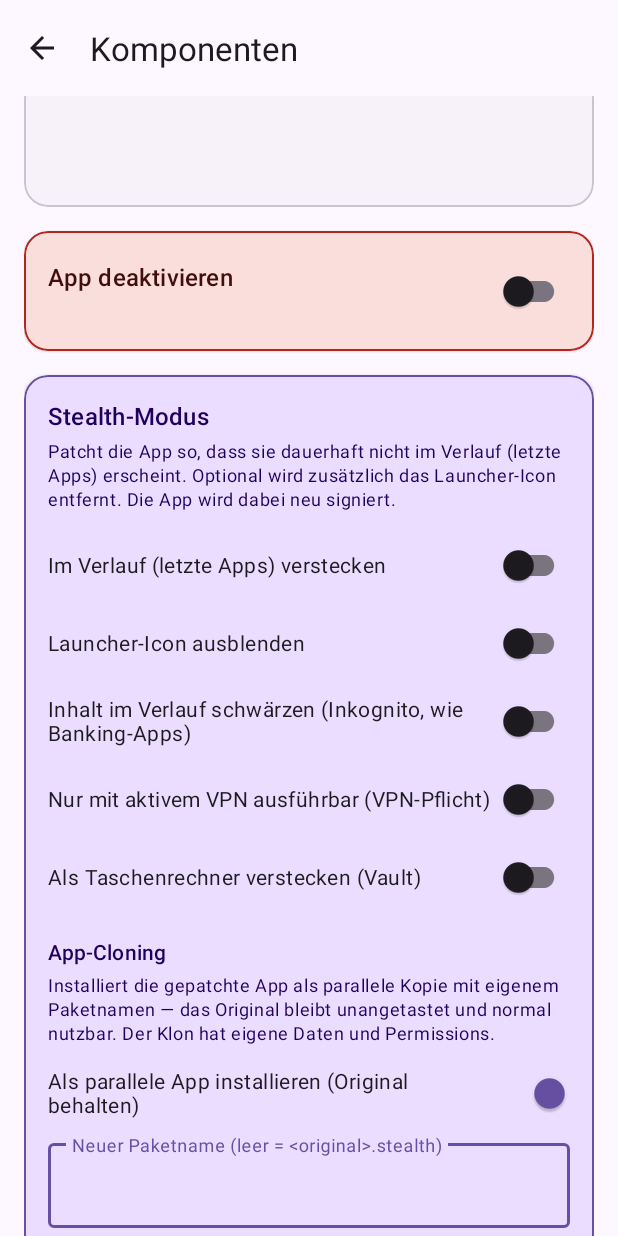
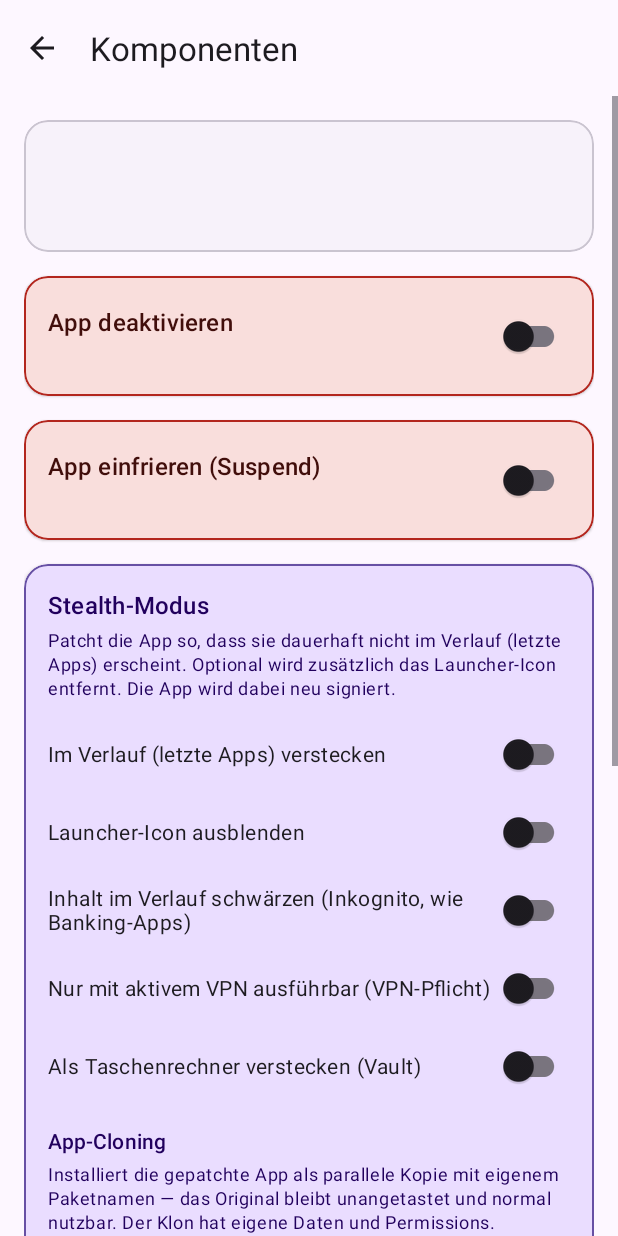
Before and after one commit to pikatchu2k3/AppOpsShizuku, an Android app: the ComponentsActivity screen opened directly, with no data from a screen before it, on a phone screen of 412 x 824 dp. Run offline under Robolectric (Android 15) with nearby library versions, the phone set to English and light mode, and no system bars; 1 statement that could not run was skipped.

Commit message:
Feature: App-Freeze (pm suspend)

```diff
--- a/app/src/main/res/layout/activity_components.xml
+++ b/app/src/main/res/layout/activity_components.xml
@@ -124,6 +124,54 @@
 
                     <com.google.android.material.switchmaterial.SwitchMaterial
                         android:id="@+id/appDisableSwitch"
+                        android:layout_width="wrap_content"
+                        android:layout_height="wrap_content"
+                        android:layout_marginStart="12dp" />
+                </LinearLayout>
+            </com.google.android.material.card.MaterialCardView>
+
+            <!-- App einfrieren (pm suspend): Prozess stoppt, Start blockiert, Daten bleiben -->
+            <com.google.android.material.card.MaterialCardView
+                android:layout_width="match_parent"
+                android:layout_height="wrap_content"
+                android:layout_marginBottom="16dp"
+                app:cardCornerRadius="16dp"
+                app:cardElevation="1dp"
+                app:strokeWidth="1dp"
+                app:strokeColor="?attr/colorError"
+                app:cardBackgroundColor="?attr/colorErrorContainer">
+
+                <LinearLayout
+                    android:layout_width="match_parent"
+                    android:layout_height="wrap_content"
+                    android:orientation="horizontal"
+                    android:padding="16dp"
+                    android:gravity="center_vertical">
+
+                    <LinearLayout
+                        android:layout_width="0dp"
+                        android:layout_height="wrap_content"
+                        android:layout_weight="1"
+                        android:orientation="vertical">
+
+                        <TextView
+                            android:layout_width="match_parent"
+                            android:layout_height="wrap_content"
+                            android:text="@string/components_freeze_app"
+                            android:textAppearance="?attr/textAppearanceTitleMedium"
+                            android:textColor="?attr/colorOnErrorContainer" />
+
+                        <TextView
+                            android:id="@+id/freezeAppSubtitle"
+                            android:layout_width="match_parent"
+                            android:layout_height="wrap_content"
+                            android:layout_marginTop="2dp"
+                            android:textAppearance="?attr/textAppearanceBodySmall"
+                            android:textColor="?attr/colorOnErrorContainer" />
+                    </LinearLayout>
+
+                    <com.google.android.material.switchmaterial.SwitchMaterial
+                        android:id="@+id/appFreezeSwitch"
                         android:layout_width="wrap_content"
                         android:layout_height="wrap_content"
                         android:layout_marginStart="12dp" />
--- a/app/src/main/res/values/strings.xml
+++ b/app/src/main/res/values/strings.xml
@@ -70,6 +70,13 @@
     <string name="error_start_activity">Activity konnte nicht gestartet werden</string>
     <string name="components_no_component_permission">Einzelne Komponenten nur bei Apps mit CHANGE_COMPONENT_ENABLED_STATE möglich (meist System-Apps) — nutze „App deaktivieren" für das Icon</string>
 
+    <!-- App-Freeze (pm suspend) -->
+    <string name="components_freeze_app">App einfrieren (Suspend)</string>
+    <string name="components_freeze_warning">Die App wird sofort beendet und kann nicht gestartet werden — installierte Daten bleiben erhalten. Zum Auftauen den Schalter wieder ausschalten.</string>
+    <string name="btn_freeze">Einfrieren</string>
+    <string name="components_frozen">App eingefroren</string>
+    <string name="components_unfrozen">App aufgetaut</string>
+
     <!-- Stealth-Modus (Feature 2b) -->
     <string name="stealth_title">Stealth-Modus</string>
     <string name="stealth_description">Patcht die App so, dass sie dauerhaft nicht im Verlauf (letzte Apps) erscheint. Optional wird zusätzlich das Launcher-Icon entfernt. Die App wird dabei neu signiert.</string>
```
Also changed, not shown: app/src/main/java/de/minipc/appopsshizuku/ComponentsActivity.kt (+71 -0 lines), app/src/main/java/de/minipc/appopsshizuku/shizuku/ShellBackend.kt (+8 -0 lines), app/src/main/java/de/minipc/appopsshizuku/shizuku/ShizukuBackend.kt (+11 -0 lines), 194 other files.
